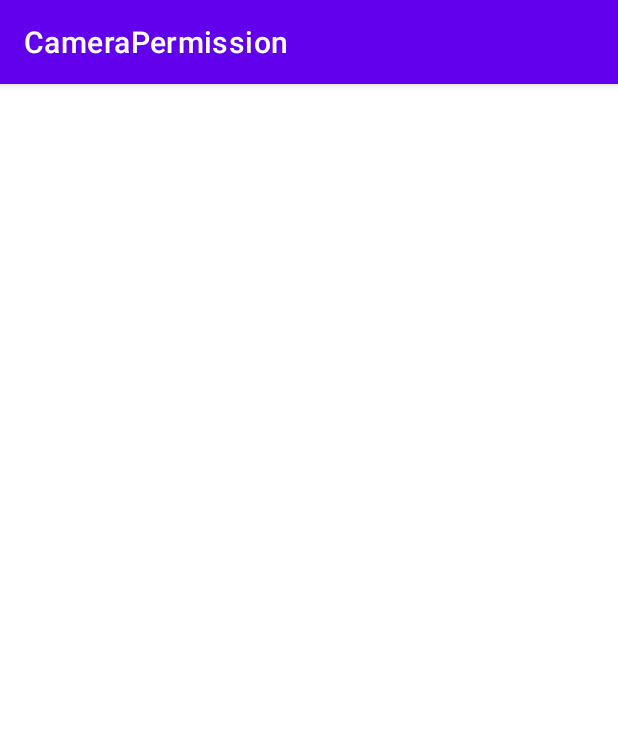
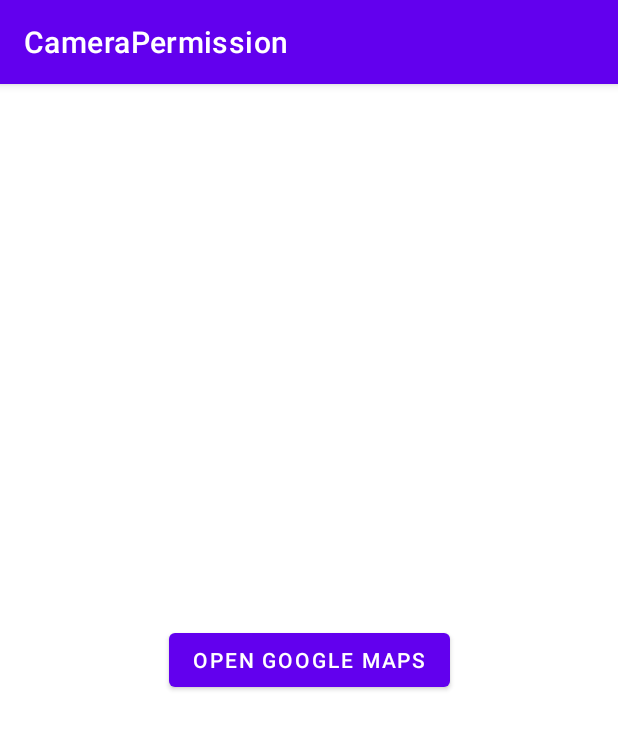
Before and after one commit to Eslamyounis34/CameraPermissionWithRecycler, an Android app: the screen it shows after launch (MainActivity before the commit, OpenGpsActivity after it), on a phone screen of 412 x 824 dp. Shown: the top 729 px of the screen. Run offline under Robolectric (Android 15) with nearby library versions, the phone set to English and light mode, and no system bars.

Commit message:
add openGps Activity

```diff
--- a/app/src/main/AndroidManifest.xml
+++ b/app/src/main/AndroidManifest.xml
@@ -2,7 +2,7 @@
 <manifest xmlns:android="http://schemas.android.com/apk/res/android"
     xmlns:tools="http://schemas.android.com/tools">
 
-    <uses-permission android:name="android.permission.CAMERA"></uses-permission>
+    <uses-permission android:name="android.permission.CAMERA" />
 
     <application
         android:allowBackup="true"
@@ -14,14 +14,20 @@
         android:theme="@style/Theme.CameraPermission"
         tools:targetApi="31">
         <activity
-            android:name=".MainActivity"
-            android:exported="true">
+            android:name=".OpenGpsActivity"
+            android:exported="true" >
             <intent-filter>
                 <action android:name="android.intent.action.MAIN" />
 
                 <category android:name="android.intent.category.LAUNCHER" />
             </intent-filter>
         </activity>
+
+        <activity
+            android:name=".MainActivity"
+            android:exported="true">
+
+        </activity>
     </application>
 
 </manifest>
--- /dev/null
+++ b/app/src/main/java/com/example/camerapermission/OpenGpsActivity.kt
@@ -0,0 +1,25 @@
+package com.example.camerapermission
+
+import android.content.Intent
+import android.net.Uri
+import androidx.appcompat.app.AppCompatActivity
+import android.os.Bundle
+import com.example.camerapermission.databinding.ActivityOpenGpsBinding
+
+class OpenGpsActivity : AppCompatActivity() {
+    lateinit var binding: ActivityOpenGpsBinding
+    override fun onCreate(savedInstanceState: Bundle?) {
+        super.onCreate(savedInstanceState)
+
+        binding = ActivityOpenGpsBinding.inflate(layoutInflater)
+        setContentView(binding.root)
+
+        binding.gpsButton.setOnClickListener {
+            val intent=Intent(Intent.ACTION_VIEW, Uri.parse("google.navigation:q=30.061148616702244,31.280885265607736&mode=l"))
+            intent.setPackage("com.google.android.apps.maps")
+
+            startActivity(intent)
+
+        }
+    }
+}
--- /dev/null
+++ b/app/src/main/res/layout/activity_open_gps.xml
@@ -0,0 +1,19 @@
+<?xml version="1.0" encoding="utf-8"?>
+<androidx.constraintlayout.widget.ConstraintLayout xmlns:android="http://schemas.android.com/apk/res/android"
+    xmlns:app="http://schemas.android.com/apk/res-auto"
+    xmlns:tools="http://schemas.android.com/tools"
+    android:layout_width="match_parent"
+    android:layout_height="match_parent"
+    tools:context=".OpenGpsActivity">
+
+    <Button
+        android:layout_width="wrap_content"
+        android:layout_height="wrap_content"
+        app:layout_constraintBottom_toBottomOf="parent"
+        app:layout_constraintEnd_toEndOf="parent"
+        android:text="open Google maps"
+        android:id="@+id/gpsButton"
+        app:layout_constraintStart_toStartOf="parent"
+        app:layout_constraintTop_toTopOf="parent" />
+
+</androidx.constraintlayout.widget.ConstraintLayout>
```
Also changed, not shown: app/src/main/java/com/example/camerapermission/MainActivity.kt (line endings or trailing spaces).
